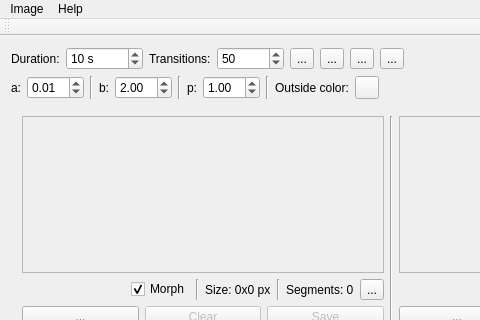
Above: mainwindow.ui from GustavoKatel/ImageMorph before the change; both pictures show x 0 to 480 and y 0 to 320 of the 782 by 475 pixel window. Below: the same form after it.
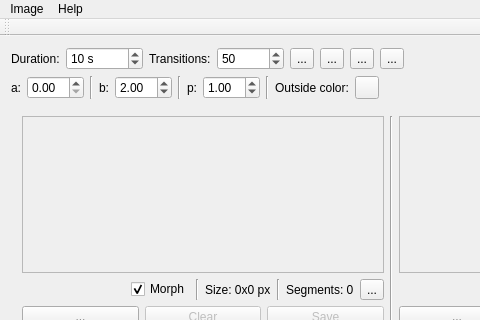
That is the form after the change. Icons and pictures are not drawn.

Commit message: Added menu 'Save result'

Diff of the .ui file:
```diff
--- a/mainwindow.ui
+++ b/mainwindow.ui
@@ -153,7 +153,7 @@
          <double>0.010000000000000</double>
         </property>
         <property name="value">
-         <double>0.010000000000000</double>
+         <double>0.000000000000000</double>
         </property>
        </widget>
       </item>
```
Left out of the diff: 12 changed lines with no effect on the pictures. The commit also changes 2 other files.
